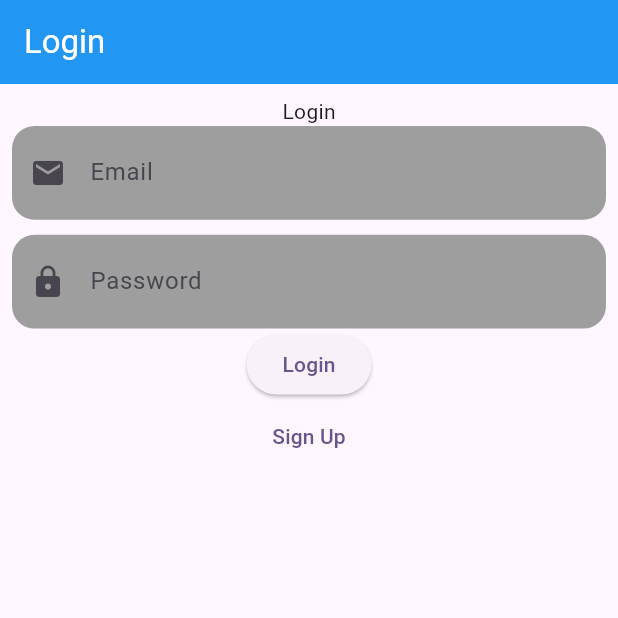
After one commit to AbRehman536/mohib_frontend, a Flutter app: the screen it shows after launch, on a phone screen of 412 x 824 dp, the top half of it. The commit adds this screen. Run offline on Flutter 3.47's test engine with Material 3 defaults, Android fonts, the phone set to English and light mode, and no system bars.

Commit message:
Text Field Done

```diff
--- /dev/null
+++ b/lib/login.dart
@@ -0,0 +1,54 @@
+import 'package:flutter/material.dart';
+
+class Login extends StatelessWidget {
+  const Login({super.key});
+
+  @override
+  Widget build(BuildContext context) {
+    return Scaffold(
+      appBar: AppBar(
+        title: Text("Login"),
+        backgroundColor: Colors.blue,
+        foregroundColor: Colors.white,
+      ),
+      body: Padding(
+        padding: const EdgeInsets.all(8.0),
+        child: Column(children: [
+          Text("Login"),
+          TextField(
+            keyboardType: TextInputType.emailAddress,
+            decoration: InputDecoration(
+              fillColor: Colors.grey,
+              filled: true,
+              label: Text("Email"),
+              hint: Text("type your email here"),
+              prefixIcon: Icon(Icons.email),
+              suffix: Icon(Icons.account_balance),
+              border: OutlineInputBorder(
+                  borderRadius: BorderRadius.circular(15),
+                borderSide: BorderSide.none
+              )
+            ),
+          ),
+          SizedBox(height: 10,),
+          TextField(
+            keyboardType: TextInputType.phone,
+            decoration: InputDecoration(
+              fillColor: Colors.grey,
+              filled: true,
+              label: Text("Password"),
+              hint: Text("type your password here"),
+              prefixIcon: Icon(Icons.lock),
+              suffix: Icon(Icons.visibility),
+              border: OutlineInputBorder(
+                  borderRadius: BorderRadius.circular(15),
+                  borderSide: BorderSide.none
+              )
+          ),),
+          ElevatedButton(onPressed: () {  }, child: Text("Login"),),
+          TextButton(onPressed: (){}, child: Text("Sign Up"))
+        ],),
+      ),
+    );
+  }
+}
--- a/lib/main.dart
+++ b/lib/main.dart
@@ -1,6 +1,7 @@
 import 'package:flutter/material.dart';
 import 'package:mohib_frontend/images.dart';
 import 'package:mohib_frontend/listtile_demo.dart';
+import 'package:mohib_frontend/login.dart';
 import 'package:mohib_frontend/multi_selection.dart';
 import 'package:mohib_frontend/nested_row_column.dart';
 import 'package:mohib_frontend/row_column.dart';
@@ -38,7 +39,7 @@ class MyApp extends StatelessWidget {
         // tested with just a hot reload.
         colorScheme: ColorScheme.fromSeed(seedColor: Colors.deepPurple),
       ),
-      home: MultiSelection(),
+      home: Login(),
     );
   }
 }
```
